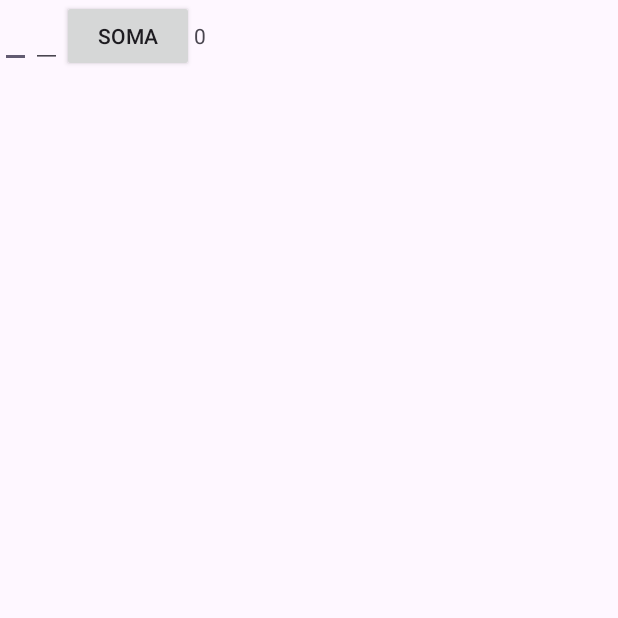
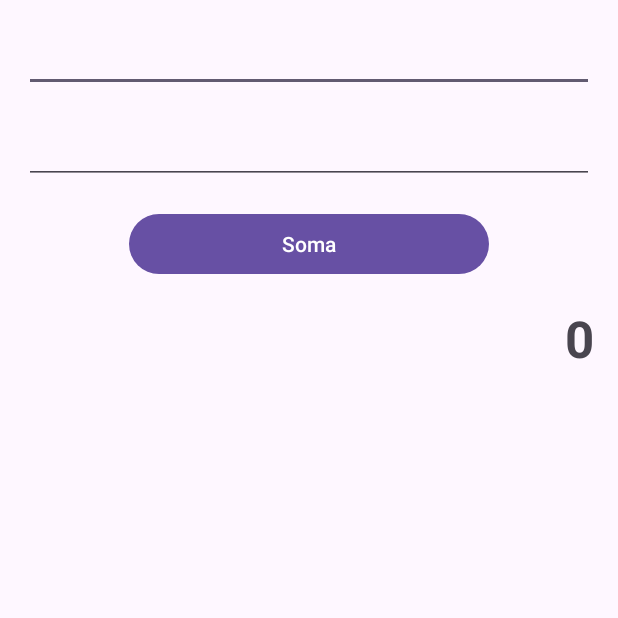
Before and after one commit to lgleto/EDJD202324, an Android app: the screen it shows after launch (MainActivity), on a phone screen of 412 x 824 dp, the top half of it. Run offline under Robolectric (Android 15) with nearby library versions, the phone set to English and light mode, and no system bars.

Commit message:
- Project Adder with xml layout

```diff
--- a/Adder/app/src/main/java/ipca/utility/adder/MainActivity.kt
+++ b/Adder/app/src/main/java/ipca/utility/adder/MainActivity.kt
@@ -11,36 +11,22 @@ class MainActivity : AppCompatActivity() {
 
     override fun onCreate(savedInstanceState: Bundle?) {
         super.onCreate(savedInstanceState)
+        setContentView(R.layout.activity_main)
 
-        val editTextOp1 = EditText(this)
-        val editTextOp2 = EditText(this)
-        val linearLayout = LinearLayout(this)
-        val button = Button(this)
-        button.setText("Soma")
-        val textViewDisplay = TextView(this)
-        textViewDisplay.text = "0"
+        val editTextOp1 = findViewById<EditText>(R.id.editTextOp1)
+        val editTextOp2 = findViewById<EditText>(R.id.editTextOp2)
+        val buttonSoma = findViewById<Button>(R.id.buttonSoma)
+        val textViewDisplay = findViewById<TextView>(R.id.textViewDisplay)
 
-        linearLayout.addView(editTextOp1)
-        linearLayout.addView(editTextOp2)
-        linearLayout.addView(button)
-        linearLayout.addView(textViewDisplay)
-
-        button.setOnClickListener {
-
+        buttonSoma.setOnClickListener {
             val op1 = editTextOp1.text.toString().toInt()
-            val op2 = editTextOp1.text.toString().toInt()
-
-            val resultado = soma(op1,op2)
-
-            textViewDisplay.text = resultado.toString()
+            val op2 = editTextOp2.text.toString().toInt()
+            val result = soma(op1,op2)
+            textViewDisplay.text = result.toString()
         }
-
-        setContentView(linearLayout)
-
     }
 
     fun soma(op1: Int, op2:Int) : Int {
         return op1 + op2
     }
-
 }
--- a/Adder/app/src/main/res/layout/activity_main.xml
+++ b/Adder/app/src/main/res/layout/activity_main.xml
@@ -6,13 +6,55 @@
     android:layout_width="match_parent"
     android:layout_height="match_parent"
     tools:context=".MainActivity">
+
+    <EditText
+        android:id="@+id/editTextOp1"
+        android:layout_width="0dp"
+        android:layout_height="wrap_content"
+        android:layout_marginStart="16dp"
+        android:layout_marginTop="16dp"
+        android:layout_marginEnd="16dp"
+        android:ems="10"
+        android:inputType="number"
+        app:layout_constraintEnd_toEndOf="parent"
+        app:layout_constraintStart_toStartOf="parent"
+        app:layout_constraintTop_toTopOf="parent" />
+
+    <EditText
+        android:id="@+id/editTextOp2"
+        android:layout_width="0dp"
+        android:layout_height="wrap_content"
+        android:layout_marginStart="16dp"
+        android:layout_marginTop="16dp"
+        android:layout_marginEnd="16dp"
+        android:ems="10"
+        android:inputType="number"
+        app:layout_constraintEnd_toEndOf="parent"
+        app:layout_constraintStart_toStartOf="parent"
+        app:layout_constraintTop_toBottomOf="@+id/editTextOp1" />
+
+    <Button
+        android:id="@+id/buttonSoma"
+        android:layout_width="240dp"
+        android:layout_height="wrap_content"
+        android:layout_marginTop="16dp"
+        android:text="Soma"
+        app:layout_constraintEnd_toEndOf="parent"
+        app:layout_constraintStart_toStartOf="parent"
+        app:layout_constraintTop_toBottomOf="@+id/editTextOp2" />
+
     <TextView
-      android:layout_width="wrap_content"
-      android:layout_height="wrap_content"
-      android:text="Hello World!"
-      app:layout_constraintBottom_toBottomOf="parent"
-      app:layout_constraintStart_toStartOf="parent"
-      app:layout_constraintEnd_toEndOf="parent"
-      app:layout_constraintTop_toTopOf="parent" />
-
-  </androidx.constraintlayout.widget.ConstraintLayout>
+        android:id="@+id/textViewDisplay"
+        android:layout_width="0dp"
+        android:layout_height="wrap_content"
+        android:layout_marginStart="16dp"
+        android:layout_marginTop="16dp"
+        android:layout_marginEnd="16dp"
+        android:text="0"
+        android:textAlignment="textEnd"
+        android:textSize="34sp"
+        android:textStyle="bold"
+        app:layout_constraintEnd_toEndOf="parent"
+        app:layout_constraintStart_toStartOf="parent"
+        app:layout_constraintTop_toBottomOf="@+id/buttonSoma" />
+</androidx.constraintlayout.widget.ConstraintLayout>
```
